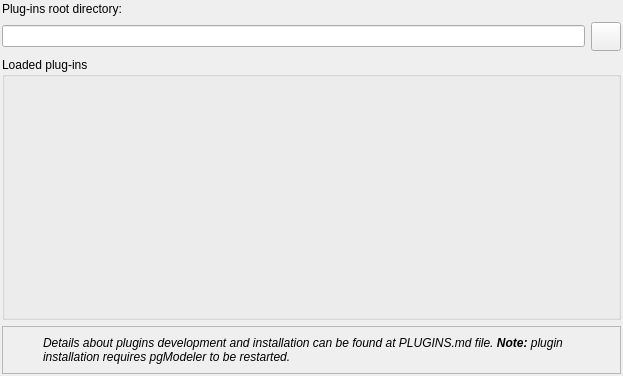
Above: libpgmodeler_ui/ui/pluginsconfigwidget.ui from pgmodeler/pgmodeler before the change. Below: the same form after it.
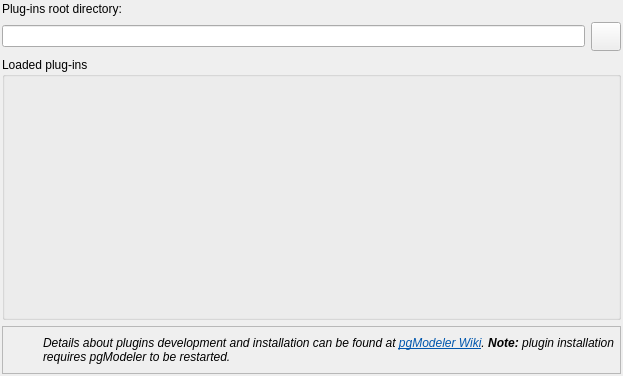
That is the form after the change. Icons and pictures are not drawn.

Commit message: Introduced the pgModeler wiki access through main window.

```diff
--- a/libpgmodeler_ui/ui/pluginsconfigwidget.ui
+++ b/libpgmodeler_ui/ui/pluginsconfigwidget.ui
@@ -157,7 +157,7 @@
          </font>
         </property>
         <property name="text">
-         <string>Details about plugins development and installation can be found at PLUGINS.md file. &lt;strong&gt;Note:&lt;/strong&gt; plugin installation requires pgModeler to be restarted.</string>
+         <string>&lt;html&gt;&lt;head/&gt;&lt;body&gt;&lt;p&gt;Details about plugins development and installation can be found at &lt;a href=&quot;http://www.pgmodeler.com.br/wiki/doku.php?id=plugins&quot;&gt;&lt;span style=&quot; text-decoration: underline; color:#0057ae;&quot;&gt;pgModeler Wiki&lt;/span&gt;&lt;/a&gt;. &lt;span style=&quot; font-weight:600;&quot;&gt;Note:&lt;/span&gt; plugin installation requires pgModeler to be restarted.&lt;/p&gt;&lt;/body&gt;&lt;/html&gt;</string>
         </property>
         <property name="wordWrap">
          <bool>true</bool>
```
Left out of the diff: 3 changed lines with no effect on the pictures. The commit also changes 8 other files.
